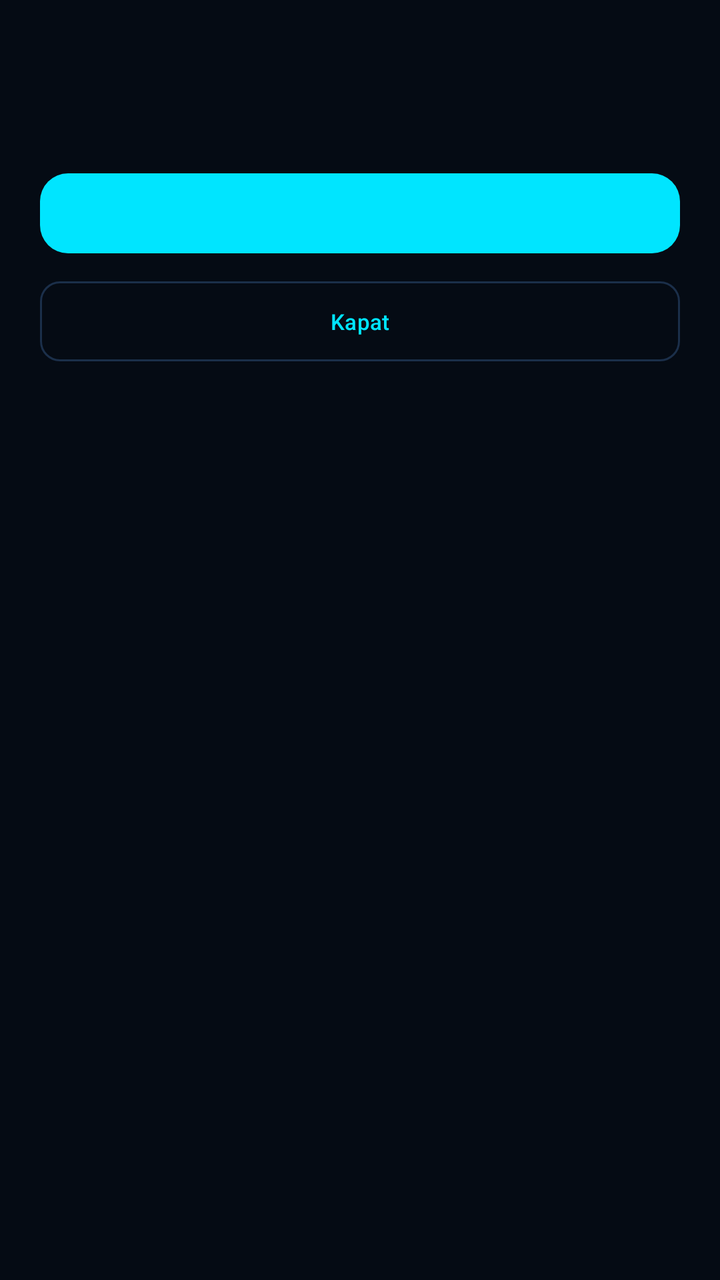
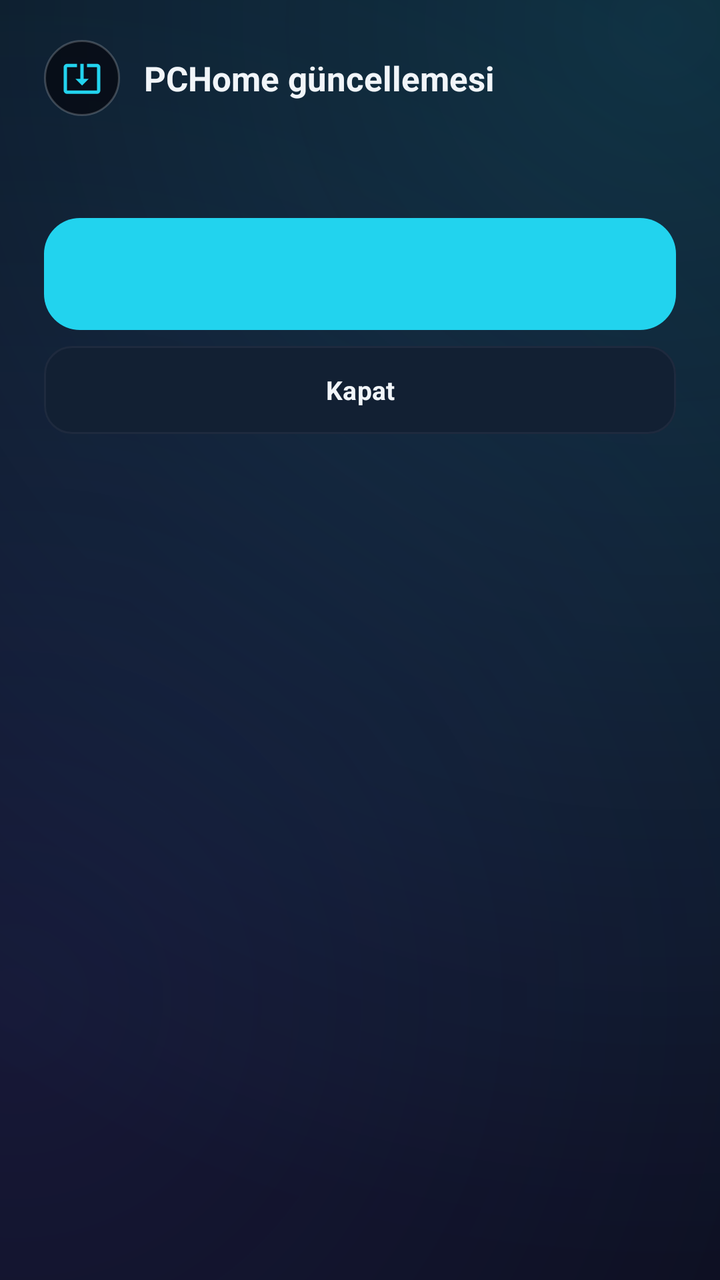

Two renders of the same Android screen: before a commit and after it. Below are the layout's source before the change and the commit's diff.
<!-- AndroidManifest.xml: application theme Theme.PCHome -->
<!-- res/layout/dialog_update.xml -->
<?xml version="1.0" encoding="utf-8"?>
<LinearLayout xmlns:android="http://schemas.android.com/apk/res/android"
    android:layout_width="match_parent"
    android:layout_height="wrap_content"
    android:orientation="vertical"
    android:padding="20dp">

    <com.google.android.material.textview.MaterialTextView
        android:id="@+id/update_dialog_title"
        android:layout_width="wrap_content"
        android:layout_height="wrap_content"
        android:textAppearance="?attr/textAppearanceTitleMedium"
        android:textColor="@color/PCHome_cyan"
        android:layout_marginBottom="8dp" />

    <ProgressBar
        android:id="@+id/update_dialog_progress"
        android:layout_width="wrap_content"
        android:layout_height="wrap_content"
        android:layout_gravity="center_horizontal"
        android:layout_marginTop="8dp"
        android:layout_marginBottom="8dp"
        android:visibility="gone" />

    <com.google.android.material.textview.MaterialTextView
        android:id="@+id/update_dialog_text"
        android:layout_width="wrap_content"
        android:layout_height="wrap_content"
        android:textAppearance="?attr/textAppearanceBodyMedium"
        android:textColor="@color/PCHome_text"
        android:lineSpacingExtra="3dp" />

    <ScrollView
        android:id="@+id/update_dialog_notes_scroll"
        android:layout_width="match_parent"
        android:layout_height="wrap_content"
        android:maxHeight="160dp"
        android:layout_marginTop="8dp"
        android:visibility="gone">

        <com.google.android.material.textview.MaterialTextView
            android:id="@+id/update_dialog_notes"
            android:layout_width="match_parent"
            android:layout_height="wrap_content"
            android:textAppearance="?attr/textAppearanceBodySmall"
            android:textColor="@color/PCHome_muted" />
    </ScrollView>

    <com.google.android.material.button.MaterialButton
        android:id="@+id/update_dialog_action"
        android:layout_width="match_parent"
        android:layout_height="wrap_content"
        android:layout_marginTop="14dp"
        style="@style/Widget.PCHome.Button" />

    <com.google.android.material.button.MaterialButton
        android:id="@+id/update_dialog_close"
        android:layout_width="match_parent"
        android:layout_height="wrap_content"
        android:layout_marginTop="6dp"
        android:text="@string/update_close"
        style="@style/Widget.PCHome.ControlButton" />
</LinearLayout>
<!-- resources referenced by this layout -->
<resources>
  <color name="PCHome_cyan">#FF00E5FF</color>
  <color name="PCHome_muted">#FF7A8CA3</color>
  <color name="PCHome_text">#FFE6F4FF</color>
  <style name="Widget.PCHome.Button" parent="Widget.Material3.Button">
          <item name="backgroundTint">@color/PCHome_cyan</item>
          <item name="android:textColor">@color/black</item>
          <item name="android:textStyle">bold</item>
          <item name="android:textSize">15sp</item>
          <item name="cornerRadius">14dp</item>
      </style>
  <style name="Widget.PCHome.ControlButton" parent="Widget.Material3.Button.OutlinedButton">
          <item name="strokeColor">@color/PCHome_border</item>
          <item name="android:textColor">@color/PCHome_cyan</item>
          <item name="android:textSize">11sp</item>
          <item name="cornerRadius">10dp</item>
          <item name="android:minWidth">0dp</item>
          <item name="android:paddingStart">10dp</item>
          <item name="android:paddingEnd">10dp</item>
      </style>
  <style name="Theme.PCHome" parent="Theme.Material3.Dark">
          <item name="colorPrimary">@color/PCHome_cyan</item>
          <item name="colorPrimaryVariant">@color/PCHome_cyan</item>
          <item name="colorOnPrimary">@color/black</item>
          <item name="colorSecondary">@color/PCHome_blue</item>
          <item name="colorSecondaryVariant">@color/PCHome_blue</item>
          <item name="colorOnSecondary">@color/white</item>
          <item name="android:colorBackground">@color/PCHome_background</item>
          <item name="colorSurface">@color/PCHome_surface</item>
          <item name="colorSurfaceVariant">@color/PCHome_panel</item>
          <item name="colorOnSurface">@color/PCHome_text</item>
          <item name="colorOnSurfaceVariant">@color/PCHome_muted</item>
          <item name="colorError">@color/PCHome_danger</item>
          <item name="android:statusBarColor">@android:color/transparent</item>
          <item name="android:navigationBarColor">@android:color/transparent</item>
          <item name="android:windowLightStatusBar">false</item>
          <item name="textInputStyle">@style/Widget.Material3.TextInputLayout.OutlinedBox</item>
      </style>
  <color name="black">#FF000000</color>
  <color name="PCHome_border">#FF1B2F4A</color>
  <color name="PCHome_blue">#FF0A84FF</color>
  <color name="PCHome_background">#FF050B14</color>
  <color name="PCHome_surface">#FF0D1B2E</color>
  <color name="PCHome_panel">#FF0A1626</color>
  <color name="PCHome_danger">#FFFF2A55</color>
  <!-- unchanged entries left out for length: 2 -->
</resources>

<!-- the commit's change to res/layout/dialog_update.xml (unified diff, before → after) -->
@@ -1,63 +1,91 @@
 <?xml version="1.0" encoding="utf-8"?>
 <LinearLayout xmlns:android="http://schemas.android.com/apk/res/android"
+    xmlns:app="http://schemas.android.com/apk/res-auto"
     android:layout_width="match_parent"
     android:layout_height="wrap_content"
     android:orientation="vertical"
-    android:padding="20dp">
+    android:paddingStart="22dp"
+    android:paddingTop="20dp"
+    android:paddingEnd="22dp"
+    android:paddingBottom="18dp">
 
-    <com.google.android.material.textview.MaterialTextView
-        android:id="@+id/update_dialog_title"
-        android:layout_width="wrap_content"
+    <LinearLayout
+        android:layout_width="match_parent"
         android:layout_height="wrap_content"
-        android:textAppearance="?attr/textAppearanceTitleMedium"
-        android:textColor="@color/PCHome_cyan"
-        android:layout_marginBottom="8dp" />
+        android:gravity="center_vertical"
+        android:orientation="horizontal">
+
+        <FrameLayout
+            android:layout_width="38dp"
+            android:layout_height="38dp"
+            android:background="@drawable/bg_icon_button">
+
+            <ImageView
+                android:layout_width="20dp"
+                android:layout_height="20dp"
+                android:layout_gravity="center"
+                android:contentDescription="@null"
+                android:src="@drawable/ic_update"
+                app:tint="@color/PCHome_cyan" />
+        </FrameLayout>
+
+        <com.google.android.material.textview.MaterialTextView
+            android:id="@+id/update_dialog_title"
+            android:layout_width="0dp"
+            android:layout_height="wrap_content"
+            android:layout_marginStart="12dp"
+            android:layout_weight="1"
+            android:text="@string/update_title"
+            android:textColor="@color/PCHome_text"
+            android:textSize="17sp"
+            android:textStyle="bold" />
+    </LinearLayout>
 
     <ProgressBar
         android:id="@+id/update_dialog_progress"
         android:layout_width="wrap_content"
         android:layout_height="wrap_content"
         android:layout_gravity="center_horizontal"
-        android:layout_marginTop="8dp"
-        android:layout_marginBottom="8dp"
+        android:layout_marginTop="16dp"
         android:visibility="gone" />
 
     <com.google.android.material.textview.MaterialTextView
         android:id="@+id/update_dialog_text"
-        android:layout_width="wrap_content"
+        android:layout_width="match_parent"
         android:layout_height="wrap_content"
-        android:textAppearance="?attr/textAppearanceBodyMedium"
-        android:textColor="@color/PCHome_text"
-        android:lineSpacingExtra="3dp" />
+        android:layout_marginTop="14dp"
+        android:lineSpacingExtra="3dp"
+        android:textAppearance="@style/TextAppearance.PCHome.Body"
+        android:textColor="@color/PCHome_text_primary" />
 
     <ScrollView
         android:id="@+id/update_dialog_notes_scroll"
         android:layout_width="match_parent"
         android:layout_height="wrap_content"
+        android:layout_marginTop="10dp"
         android:maxHeight="160dp"
-        android:layout_marginTop="8dp"
         android:visibility="gone">
 
         <com.google.android.material.textview.MaterialTextView
             android:id="@+id/update_dialog_notes"
             android:layout_width="match_parent"
             android:layout_height="wrap_content"
-            android:textAppearance="?attr/textAppearanceBodySmall"
-            android:textColor="@color/PCHome_muted" />
+            android:textAppearance="@style/TextAppearance.PCHome.Meta"
+            android:textColor="@color/PCHome_dim" />
     </ScrollView>
 
     <com.google.android.material.button.MaterialButton
         android:id="@+id/update_dialog_action"
+        style="@style/Widget.PCHome.Button.Primary"
         android:layout_width="match_parent"
         android:layout_height="wrap_content"
-        android:layout_marginTop="14dp"
-        style="@style/Widget.PCHome.Button" />
+        android:layout_marginTop="18dp" />
 
     <com.google.android.material.button.MaterialButton
         android:id="@+id/update_dialog_close"
+        style="@style/Widget.PCHome.Button.Soft"
         android:layout_width="match_parent"
         android:layout_height="wrap_content"
-        android:layout_marginTop="6dp"
-        android:text="@string/update_close"
-        style="@style/Widget.PCHome.ControlButton" />
+        android:layout_marginTop="8dp"
+        android:text="@string/update_close" />
 </LinearLayout>
<!-- resource entries referenced after the edit -->
@@ -1,49 +1,158 @@
 <!-- resources referenced by this layout -->
 <resources>
-  <color name="PCHome_cyan">#FF00E5FF</color>
-  <color name="PCHome_muted">#FF7A8CA3</color>
-  <color name="PCHome_text">#FFE6F4FF</color>
-  <style name="Widget.PCHome.Button" parent="Widget.Material3.Button">
+  <color name="PCHome_cyan">#FF22D3EE</color>
+  <color name="PCHome_dim">#FF64748B</color>
+  <color name="PCHome_muted">#FF94A3B8</color>
+  <color name="PCHome_ink">#FF041018</color>
+  <color name="PCHome_surface_high">#FF122033</color>
+  <color name="PCHome_text">#FFF1F5F9</color>
+  <color name="PCHome_text_primary">#FFE2E8F0</color>
+  <!-- drawable bg_icon_button (drawable) -->
+  <?xml version="1.0" encoding="utf-8"?>
+  <shape xmlns:android="http://schemas.android.com/apk/res/android" android:shape="oval">
+      <solid android:color="#B305070E" />
+      <stroke android:width="1dp" android:color="#33FFFFFF" />
+  </shape>
+  <!-- drawable ic_update (drawable) -->
+  <?xml version="1.0" encoding="utf-8"?>
+  <vector xmlns:android="http://schemas.android.com/apk/res/android"
+      android:width="24dp"
+      android:height="24dp"
+      android:viewportWidth="24"
+      android:viewportHeight="24">
+      <path
+          android:fillColor="@android:color/white"
+          android:pathData="M12,16.5l4,-4h-3v-9h-2v9H8l4,4zM21,3.5h-6v1.99h6v14.03H3V5.49h6V3.5H3c-1.1,0 -2,0.9 -2,2v14c0,1.1 0.9,2 2,2h18c1.1,0 2,-0.9 2,-2v-14c0,-1.1 -0.9,-2 -2,-2z" />
+  </vector>
+  <string name="update_title">PCHome güncellemesi</string>
+  <style name="TextAppearance.PCHome.Body" parent="TextAppearance.Material3.BodyMedium">
+          <item name="android:textSize">14sp</item>
+          <item name="android:textColor">@color/PCHome_text_primary</item>
+          <item name="android:lineSpacingMultiplier">1.15</item>
+      </style>
+  <style name="TextAppearance.PCHome.Meta" parent="TextAppearance.Material3.BodySmall">
+          <item name="android:textSize">12sp</item>
+          <item name="android:textColor">@color/PCHome_muted</item>
+      </style>
+  <style name="Widget.PCHome.Button.Primary" parent="Widget.Material3.Button">
           <item name="backgroundTint">@color/PCHome_cyan</item>
-          <item name="android:textColor">@color/black</item>
+          <item name="android:textColor">@color/PCHome_ink</item>
           <item name="android:textStyle">bold</item>
           <item name="android:textSize">15sp</item>
+          <item name="cornerRadius">18dp</item>
+          <item name="android:minHeight">56dp</item>
+          <item name="android:insetTop">0dp</item>
+          <item name="android:insetBottom">0dp</item>
+          <item name="iconTint">@color/PCHome_ink</item>
+          <item name="iconGravity">textEnd</item>
+          <item name="iconPadding">10dp</item>
+          <item name="iconSize">20dp</item>
+          <item name="elevation">0dp</item>
+      </style>
+  <style name="Widget.PCHome.Button.Soft" parent="Widget.Material3.Button">
+          <item name="backgroundTint">@color/PCHome_surface_high</item>
+          <item name="android:textColor">@color/PCHome_text</item>
+          <item name="android:textSize">13sp</item>
           <item name="cornerRadius">14dp</item>
+          <item name="android:minHeight">44dp</item>
+          <item name="android:insetTop">0dp</item>
+          <item name="android:insetBottom">0dp</item>
+          <item name="strokeColor">@color/PCHome_border</item>
+          <item name="strokeWidth">1dp</item>
+          <item name="iconTint">@color/PCHome_cyan</item>
+          <item name="iconSize">18dp</item>
+          <item name="iconPadding">8dp</item>
+          <item name="elevation">0dp</item>
       </style>
-  <style name="Widget.PCHome.ControlButton" parent="Widget.Material3.Button.OutlinedButton">
-          <item name="strokeColor">@color/PCHome_border</item>
-          <item name="android:textColor">@color/PCHome_cyan</item>
-          <item name="android:textSize">11sp</item>
-          <item name="cornerRadius">10dp</item>
-          <item name="android:minWidth">0dp</item>
-          <item name="android:paddingStart">10dp</item>
-          <item name="android:paddingEnd">10dp</item>
-      </style>
-  <style name="Theme.PCHome" parent="Theme.Material3.Dark">
+  <style name="Theme.PCHome" parent="Theme.Material3.Dark.NoActionBar">
           <item name="colorPrimary">@color/PCHome_cyan</item>
-          <item name="colorPrimaryVariant">@color/PCHome_cyan</item>
-          <item name="colorOnPrimary">@color/black</item>
+          <item name="colorOnPrimary">@color/PCHome_ink</item>
+          <item name="colorPrimaryContainer">@color/PCHome_surface_high</item>
+          <item name="colorOnPrimaryContainer">@color/PCHome_text</item>
           <item name="colorSecondary">@color/PCHome_blue</item>
-          <item name="colorSecondaryVariant">@color/PCHome_blue</item>
           <item name="colorOnSecondary">@color/white</item>
+          <item name="colorTertiary">@color/PCHome_indigo</item>
           <item name="android:colorBackground">@color/PCHome_background</item>
           <item name="colorSurface">@color/PCHome_surface</item>
           <item name="colorSurfaceVariant">@color/PCHome_panel</item>
           <item name="colorOnSurface">@color/PCHome_text</item>
           <item name="colorOnSurfaceVariant">@color/PCHome_muted</item>
+          <item name="colorOutline">@color/PCHome_border</item>
           <item name="colorError">@color/PCHome_danger</item>
+          <item name="colorOnError">@color/PCHome_ink</item>
+          <item name="android:windowBackground">@drawable/bg_app</item>
           <item name="android:statusBarColor">@android:color/transparent</item>
           <item name="android:navigationBarColor">@android:color/transparent</item>
           <item name="android:windowLightStatusBar">false</item>
-          <item name="textInputStyle">@style/Widget.Material3.TextInputLayout.OutlinedBox</item>
+          <item name="android:windowLightNavigationBar">false</item>
+          <item name="android:windowActionBar">false</item>
+          <item name="android:windowNoTitle">true</item>
+          <item name="windowActionBar">false</item>
+          <item name="windowNoTitle">true</item>
+          <item name="android:fontFamily">sans-serif</item>
+          <item name="android:windowLayoutInDisplayCutoutMode">shortEdges</item>
+          <item name="materialButtonStyle">@style/Widget.PCHome.Button.Primary</item>
+          <item name="textInputStyle">@style/Widget.PCHome.Input</item>
+          <item name="android:windowContentTransitions">true</item>
       </style>
-  <color name="black">#FF000000</color>
-  <color name="PCHome_border">#FF1B2F4A</color>
-  <color name="PCHome_blue">#FF0A84FF</color>
-  <color name="PCHome_background">#FF050B14</color>
-  <color name="PCHome_surface">#FF0D1B2E</color>
-  <color name="PCHome_panel">#FF0A1626</color>
-  <color name="PCHome_danger">#FFFF2A55</color>
+  <color name="PCHome_border">#FF1E2A3E</color>
+  <color name="PCHome_blue">#FF3B82F6</color>
+  <color name="PCHome_indigo">#FF6366F1</color>
+  <color name="PCHome_background">#FF05070E</color>
+  <color name="PCHome_surface">#FF0D1727</color>
+  <color name="PCHome_panel">#FF0B1422</color>
+  <color name="PCHome_danger">#FFFB7185</color>
+  <!-- drawable bg_app (drawable) -->
+  <?xml version="1.0" encoding="utf-8"?>
+  <layer-list xmlns:android="http://schemas.android.com/apk/res/android">
+      <item>
+          <shape android:shape="rectangle">
+              <solid android:color="@color/PCHome_background" />
+          </shape>
+      </item>
+      <item>
+          <shape android:shape="rectangle">
+              <gradient
+                  android:type="radial"
+                  android:centerX="0.92"
+                  android:centerY="0.02"
+                  android:gradientRadius="620dp"
+                  android:startColor="@color/PCHome_glow_cyan"
+                  android:endColor="#0005070E" />
+          </shape>
+      </item>
+      <item>
+          <shape android:shape="rectangle">
+              <gradient
+                  android:type="radial"
+                  android:centerX="0.02"
+                  android:centerY="0.78"
+                  android:gradientRadius="760dp"
+                  android:startColor="@color/PCHome_glow_indigo"
+                  android:endColor="#0005070E" />
+          </shape>
+      </item>
+  </layer-list>
+  <style name="Widget.PCHome.Input" parent="Widget.Material3.TextInputLayout.FilledBox">
+          <item name="boxBackgroundColor">@color/PCHome_panel</item>
+          <item name="boxCornerRadiusTopStart">16dp</item>
+          <item name="boxCornerRadiusTopEnd">16dp</item>
+          <item name="boxCornerRadiusBottomStart">16dp</item>
+          <item name="boxCornerRadiusBottomEnd">16dp</item>
+          <item name="boxStrokeWidth">0dp</item>
+          <item name="boxStrokeWidthFocused">1dp</item>
+          <item name="boxStrokeColor">@color/PCHome_cyan</item>
+          <item name="hintTextColor">@color/PCHome_muted</item>
+          <item name="android:textColorHint">@color/PCHome_muted</item>
+          <item name="startIconTint">@color/PCHome_cyan</item>
+          <item name="endIconTint">@color/PCHome_muted</item>
+          <item name="helperTextTextColor">@color/PCHome_dim</item>
+          <item name="errorTextColor">@color/PCHome_danger</item>
+          <item name="boxCollapsedPaddingTop">0dp</item>
+          <item name="boxBackgroundMode">filled</item>
+      </style>
+  <color name="PCHome_glow_cyan">#3322D3EE</color>
+  <color name="PCHome_glow_indigo">#2E6366F1</color>
   <!-- unchanged entries left out for length: 2 -->
 </resources>
 
